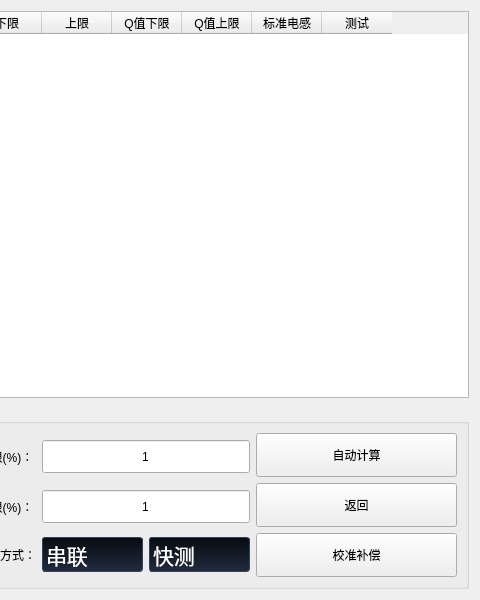
First picture: the form in PageInd.ui, repository bloglink/aip-tester, before the edit; both pictures show x 320 to 800 and y 0 to 600 of the 800 by 600 pixel window.
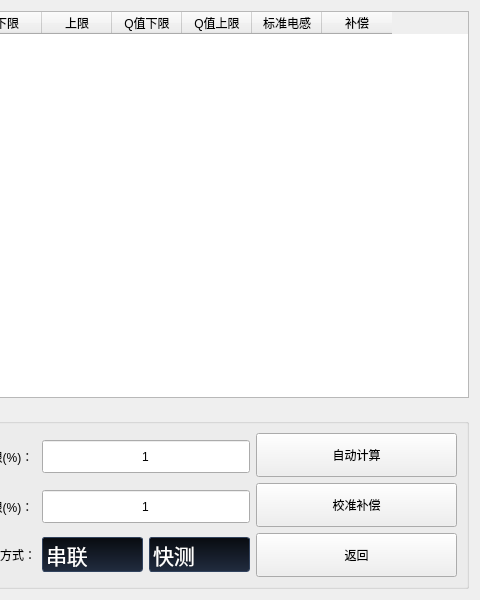
Second picture: the form after the edit. Icons and pictures are not drawn.

Commit message: feat:(2.1.0.11)电感模块增加校准补偿

```diff
--- a/PageInd.ui
+++ b/PageInd.ui
@@ -81,7 +81,7 @@
      </column>
      <column>
       <property name="text">
-       <string>测试</string>
+       <string>补偿</string>
       </property>
      </column>
     </widget>
@@ -126,6 +126,25 @@
            </property>
           </widget>
          </item>
+         <item>
+          <widget class="QPushButton" name="BtnOffset">
+           <property name="sizePolicy">
+            <sizepolicy hsizetype="Expanding" vsizetype="Expanding">
+             <horstretch>0</horstretch>
+             <verstretch>0</verstretch>
+            </sizepolicy>
+           </property>
+           <property name="minimumSize">
+            <size>
+             <width>97</width>
+             <height>44</height>
+            </size>
+           </property>
+           <property name="text">
+            <string>校准补偿</string>
+           </property>
+          </widget>
+         </item>
          <item>
           <widget class="QPushButton" name="BtnSDLRExit">
            <property name="sizePolicy">
@@ -145,25 +164,6 @@
            </property>
           </widget>
          </item>
-         <item>
-          <widget class="QPushButton" name="Button_Comp">
-           <property name="sizePolicy">
-            <sizepolicy hsizetype="Expanding" vsizetype="Expanding">
-             <horstretch>0</horstretch>
-             <verstretch>0</verstretch>
-            </sizepolicy>
-           </property>
-           <property name="minimumSize">
-            <size>
-             <width>97</width>
-             <height>44</height>
-            </size>
-           </property>
-           <property name="text">
-            <string>校准补偿</string>
-           </property>
-          </widget>
-         </item>
         </layout>
        </widget>
       </item>
```
Left out of the diff: 2 changed lines with no effect on the pictures. The commit also changes 6 other files.
